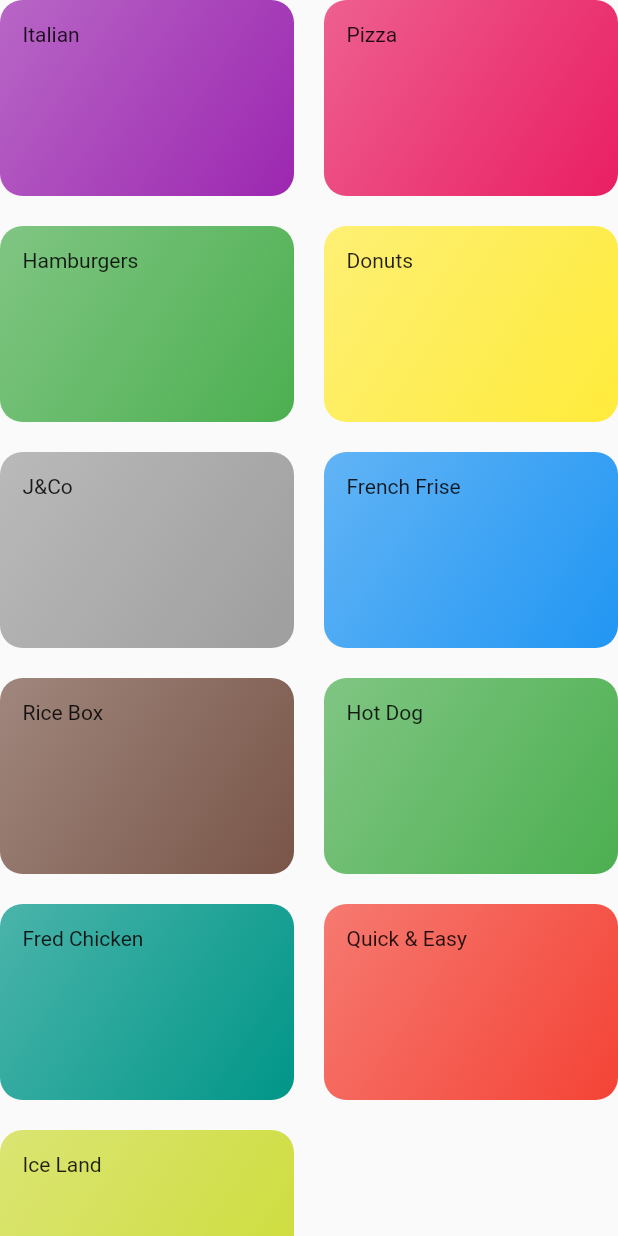
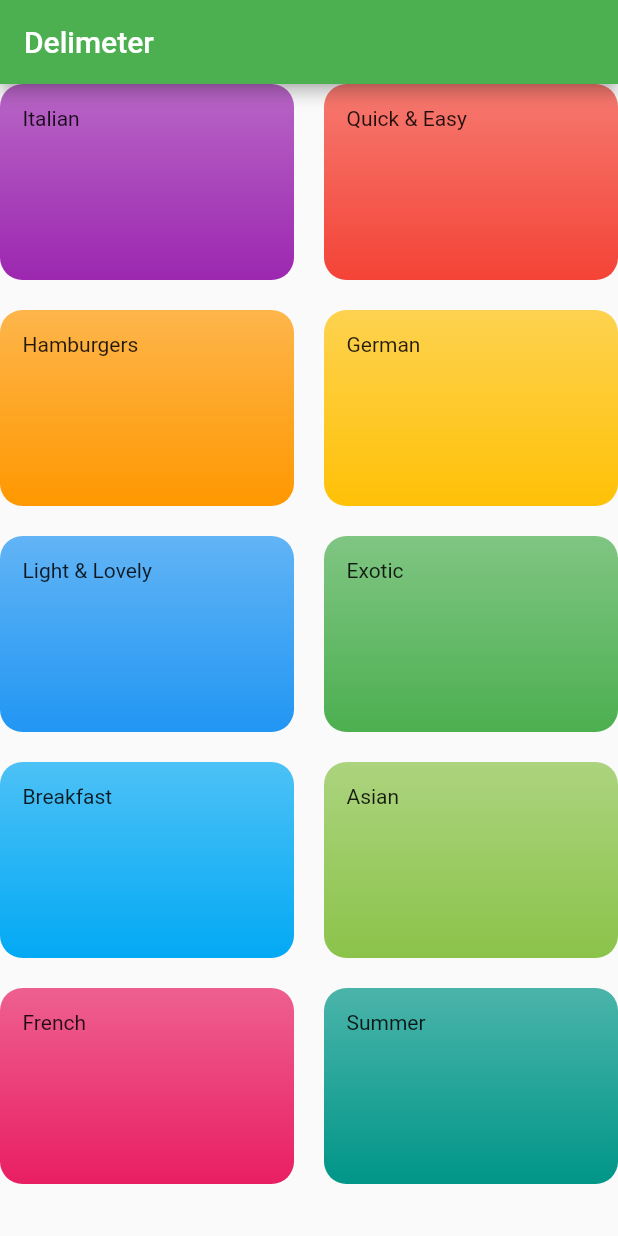
Before and after one commit to gyugie/multiple_screens, a Flutter app: the CategoriesScreen screen opened directly, on a phone screen of 412 x 824 dp. Run offline on Flutter 3.47's test engine with Material 2 defaults, Android fonts, the phone set to English and light mode, and no system bars.

Commit message:
connect navigation home page to category screen with dummy data list

```diff
--- a/lib/category_item.dart
+++ b/lib/category_item.dart
@@ -17,7 +17,7 @@ class CategoryItem extends StatelessWidget {
             color.withOpacity(0.7),
             color,
           ],
-            begin: Alignment.topLeft,
+            begin: Alignment.topRight,
             end: Alignment.bottomRight
           ),
           borderRadius: BorderRadius.circular(15)
--- a/lib/category_screens.dart
+++ b/lib/category_screens.dart
@@ -5,7 +5,11 @@ import './category_item.dart';
 class CategoriesScreen extends StatelessWidget {
   @override
   Widget build(BuildContext context) {
-    return GridView(
+    return Scaffold(
+      appBar: AppBar(
+        title: const Text('Delimeter'),
+      ),
+      body: GridView(
           children: DUMMY_CATEGORIES
                 .map(
                   (catData) => CategoryItem(
@@ -15,11 +19,12 @@ class CategoriesScreen extends StatelessWidget {
                 )
                 .toList(),
           gridDelegate: SliverGridDelegateWithMaxCrossAxisExtent(
-        maxCrossAxisExtent: 200,
+            maxCrossAxisExtent: 300,
             childAspectRatio: 3 / 2,
             crossAxisSpacing: 20,
             mainAxisSpacing: 20
           ),
+        ),
       );
   }
 }
--- a/lib/dummy_data.dart
+++ b/lib/dummy_data.dart
@@ -1,60 +1,56 @@
 import 'package:flutter/material.dart';
-import 'package:multiple_screens/models/category.dart';
+
+import './models/category.dart';
 
 const DUMMY_CATEGORIES = const [
   Category(
-    id: '01',
+    id: 'c1',
     title: 'Italian',
-    color: Colors.purple
+    color: Colors.purple,
   ),
   Category(
-    id: '02',
-    title: 'Pizza',
-    color: Colors.pink
+    id: 'c2',
+    title: 'Quick & Easy',
+    color: Colors.red,
   ),
   Category(
-    id: '02',
+    id: 'c3',
     title: 'Hamburgers',
-    color: Colors.green
+    color: Colors.orange,
   ),
   Category(
-    id: '03',
-    title: 'Donuts',
-    color: Colors.yellow
+    id: 'c4',
+    title: 'German',
+    color: Colors.amber,
   ),
   Category(
-    id: '04',
-    title: 'J&Co',
-    color: Colors.grey
+    id: 'c5',
+    title: 'Light & Lovely',
+    color: Colors.blue,
   ),
   Category(
-    id: '05',
-    title: 'French Frise',
-    color: Colors.blue
+    id: 'c6',
+    title: 'Exotic',
+    color: Colors.green,
   ),
   Category(
-    id: '06',
-    title: 'Rice Box',
-    color: Colors.brown
+    id: 'c7',
+    title: 'Breakfast',
+    color: Colors.lightBlue,
   ),
   Category(
-    id: '07',
-    title: 'Hot Dog',
-    color: Colors.green
+    id: 'c8',
+    title: 'Asian',
+    color: Colors.lightGreen,
   ),
   Category(
-    id: '08',
-    title: 'Fred Chicken',
-    color: Colors.teal
+    id: 'c9',
+    title: 'French',
+    color: Colors.pink,
   ),
   Category(
-    id: '09',
-    title: 'Quick & Easy',
-    color: Colors.red
-  ),
-   Category(
-    id: '10',
-    title: 'Ice Land',
-    color: Colors.lime
+    id: 'c10',
+    title: 'Summer',
+    color: Colors.teal,
   ),
 ];
--- a/lib/main.dart
+++ b/lib/main.dart
@@ -1,4 +1,5 @@
 import 'package:flutter/material.dart';
+import './category_screens.dart';
 
 void main() => runApp(MyApp());
 
@@ -10,26 +11,7 @@ class MyApp extends StatelessWidget {
         theme: ThemeData(
           primarySwatch: Colors.green
         ),
-        home: MyHomePage(),
+        home: CategoriesScreen(),
     );
   }
 }
-
-class MyHomePage extends StatefulWidget {
-  @override
-  _MyHomePageState createState() => _MyHomePageState();
-}
-
-class _MyHomePageState extends State<MyHomePage> {
-  @override
-  Widget build(BuildContext context) {
-    return Scaffold(
-      appBar: AppBar(
-        title: Text('Delimeals'),
-      ),
-      body: Center(
-        child: Text('Navigation Time!'),
-      ),
-    );
-  }
-}
```
Lines whose indentation alone changed are shown as unchanged.
